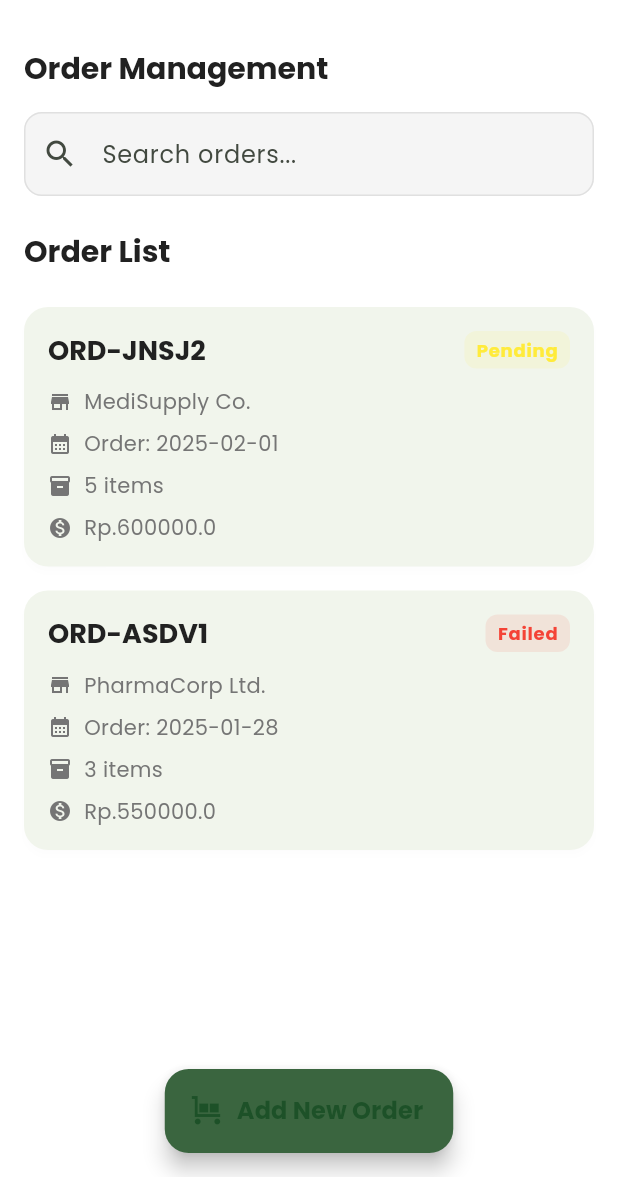
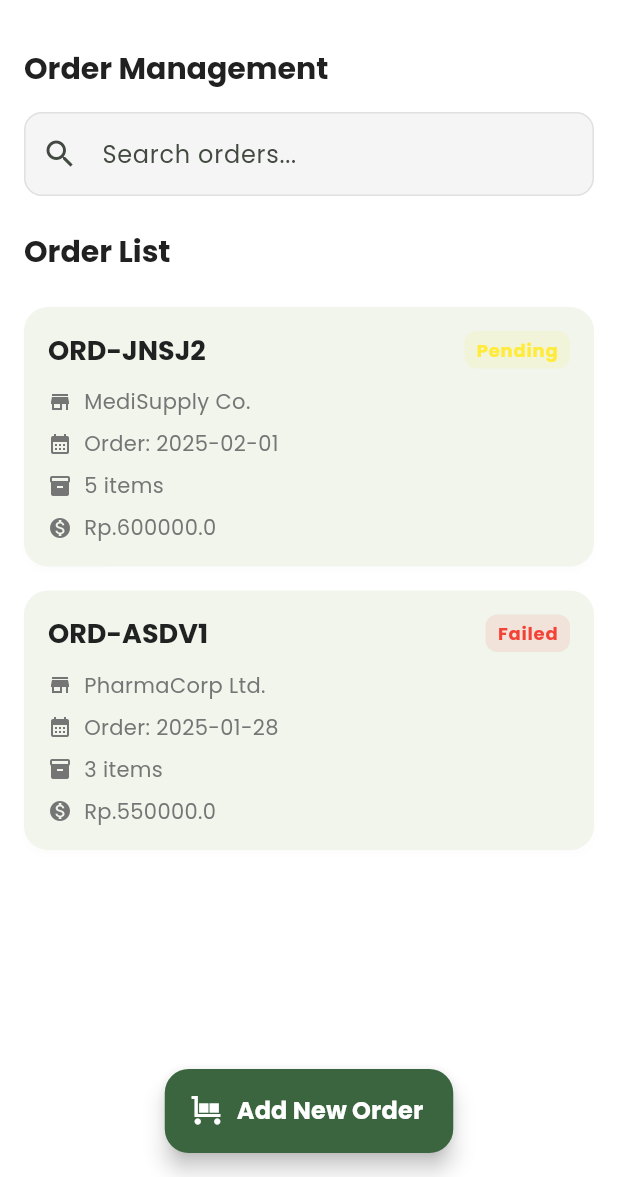
Before and after one commit to IconicFish12/pharma-ease-mobile, a Flutter app: the OrderList screen opened by its route, on a phone screen of 412 x 824 dp, the part 59-1236 px from its top. Run offline on Flutter 3.47's test engine with Material 3 defaults, Android fonts, the phone set to English and light mode, and no system bars; our stand-ins replace dio, file_picker, firebase_core, fpdart, go_router, google_fonts; accounts and stored records are empty.

Commit message:
[COMMIT]

```diff
--- a/lib/main.dart
+++ b/lib/main.dart
@@ -3,7 +3,6 @@ import 'package:flutter/material.dart';
 import 'package:go_router/go_router.dart';
 import 'package:intl/date_symbol_data_local.dart';
 import 'package:mobile_course_fp/config/config.dart';
-import 'package:mobile_course_fp/data/model/medicine_order_model.dart';
 import 'package:mobile_course_fp/firebase_options.dart';
 import 'package:mobile_course_fp/views/activity_log.dart';
 import 'package:mobile_course_fp/views/auth/forgot_password.dart';
--- a/lib/views/order/order_list.dart
+++ b/lib/views/order/order_list.dart
@@ -4,8 +4,6 @@ import 'package:go_router/go_router.dart';
 import 'package:mobile_course_fp/config/config.dart';
 import 'package:mobile_course_fp/views/order/order_detail.dart';
 import 'package:mobile_course_fp/views/order/order_model.dart';
-import 'package:mobile_course_fp/views/suppliers/supplier_list.dart';
-import 'package:mobile_course_fp/views/suppliers/suppliers_model.dart';
 import 'package:mobile_course_fp/views/suppliers/supplier_list.dart';
 import 'dart:math';
 
@@ -143,8 +141,8 @@ void showAddNewOrderBottomSheet(BuildContext context) {
           showAddNewOrderBottomSheet(context);
         },
         backgroundColor: Config.primaryGreen,
-        label: Text("Add New Order"),
-        icon: Icon(Icons.trolley),
+        label: Text("Add New Order", style: TextStyle(color: Colors.white),),
+        icon: Icon(Icons.trolley, color: Colors.white,),
       ),
       floatingActionButtonLocation: FloatingActionButtonLocation.centerFloat,
     );
@@ -296,7 +294,6 @@ class _AddOrderModalState extends State<AddOrderModal> {
           price: _selectedMedicine!.price,
           amount: int.parse(_amountController.text),
         ));
-
         _selectedMedicine = null;
         _amountController.clear();
       });
@@ -317,7 +314,6 @@ class _AddOrderModalState extends State<AddOrderModal> {
         );
         return;
       }
-
       _formKey.currentState!.save();
 
       final selectedSupplier = SupplierData.suppliers.firstWhere(
@@ -460,7 +456,6 @@ class _AddOrderModalState extends State<AddOrderModal> {
                         ),
                       ),
                       const SizedBox(width: 8),
-                      // harga biar jelas
                       Expanded(
                         flex: 2,
                         child: Container(
--- a/lib/views/order/order_model.dart
+++ b/lib/views/order/order_model.dart
@@ -75,4 +75,13 @@ class OrderItem {
     required this.price,
     required this.amount,
   });
+
+  static List<OrderItem> catalog = [
+    OrderItem(name: "Paracetamol 500mg", price: 5000, amount: 0),
+    OrderItem(name: "Amoxicillin 500mg", price: 12000, amount: 0),
+    OrderItem(name: "Ibuprofen 400mg", price: 8500, amount: 0),
+    OrderItem(name: "Vitamin C 1000mg", price: 15000, amount: 0),
+    OrderItem(name: "Omeprazole 20mg", price: 25000, amount: 0),
+    OrderItem(name: "Cetirizine 10mg", price: 3000, amount: 0),
+  ];
 }
```
Also changed, not shown: 3 other files.
